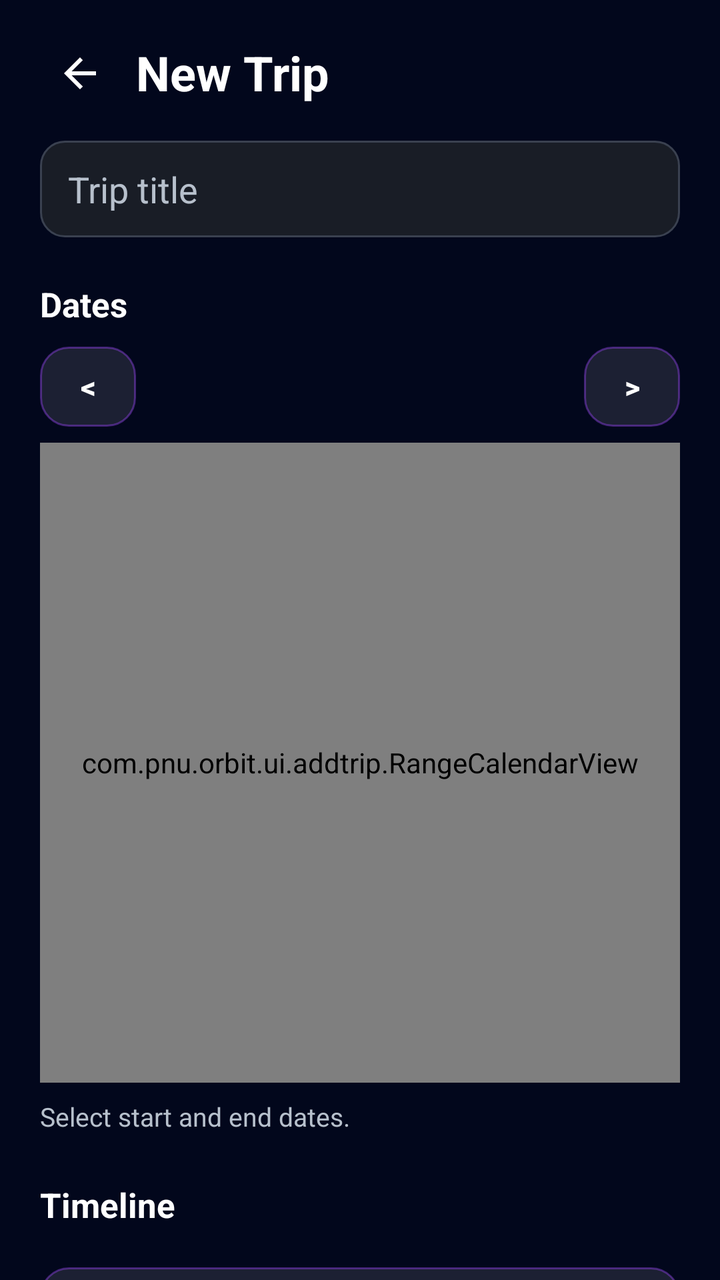
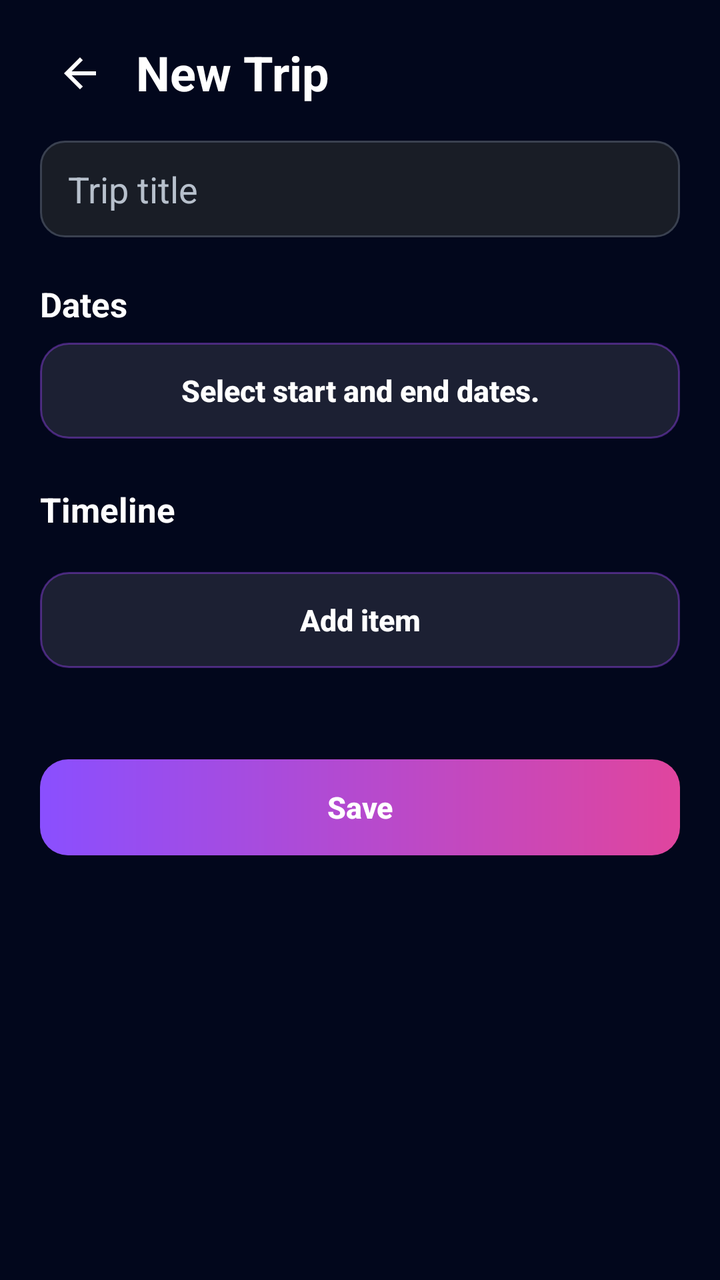

Before-and-after screenshots of an Android layout around one commit, followed by the original layout XML and the change that was made.
<!-- AndroidManifest.xml: application theme Theme.Orbit -->
<!-- res/layout/activity_add_trip.xml -->
<?xml version="1.0" encoding="utf-8"?>
<androidx.core.widget.NestedScrollView xmlns:android="http://schemas.android.com/apk/res/android"
    xmlns:app="http://schemas.android.com/apk/res-auto"
    android:id="@+id/addTripScrollView"
    android:layout_width="match_parent"
    android:layout_height="match_parent"
    android:background="@color/orbit_space"
    android:clipToPadding="false"
    android:fillViewport="true">

    <androidx.constraintlayout.widget.ConstraintLayout
        android:layout_width="match_parent"
        android:layout_height="wrap_content"
        android:paddingStart="20dp"
        android:paddingTop="20dp"
        android:paddingEnd="20dp"
        android:paddingBottom="40dp">

        <ImageButton
            android:id="@+id/buttonBack"
            android:layout_width="40dp"
            android:layout_height="40dp"
            android:background="?attr/selectableItemBackgroundBorderless"
            android:contentDescription="@string/button_cancel"
            android:scaleType="centerInside"
            android:src="@drawable/ic_arrow_back"
            app:layout_constraintBottom_toBottomOf="@id/addTripTitle"
            app:layout_constraintStart_toStartOf="parent"
            app:layout_constraintTop_toTopOf="@id/addTripTitle" />

        <TextView
            android:id="@+id/addTripTitle"
            android:layout_width="0dp"
            android:layout_height="wrap_content"
            android:layout_marginStart="8dp"
            android:text="@string/add_trip_title"
            android:textColor="@color/white"
            android:textSize="24sp"
            android:textStyle="bold"
            app:layout_constraintEnd_toEndOf="parent"
            app:layout_constraintStart_toEndOf="@id/buttonBack"
            app:layout_constraintTop_toTopOf="parent" />

        <EditText
            android:id="@+id/inputTripTitle"
            android:layout_width="0dp"
            android:layout_height="wrap_content"
            android:layout_marginTop="18dp"
            android:background="@drawable/bg_input"
            android:hint="@string/trip_title_hint"
            android:inputType="textCapWords"
            android:textColor="@color/white"
            android:textColorHint="@color/orbit_text_secondary"
            app:layout_constraintEnd_toEndOf="parent"
            app:layout_constraintStart_toStartOf="parent"
            app:layout_constraintTop_toBottomOf="@id/addTripTitle" />

        <TextView
            android:id="@+id/dateSectionTitle"
            android:layout_width="0dp"
            android:layout_height="wrap_content"
            android:layout_marginTop="22dp"
            android:text="@string/section_dates"
            android:textColor="@color/white"
            android:textSize="17sp"
            android:textStyle="bold"
            app:layout_constraintEnd_toEndOf="parent"
            app:layout_constraintStart_toStartOf="parent"
            app:layout_constraintTop_toBottomOf="@id/inputTripTitle" />

        <LinearLayout
            android:id="@+id/calendarHeader"
            android:layout_width="0dp"
            android:layout_height="44dp"
            android:layout_marginTop="8dp"
            android:gravity="center"
            android:orientation="horizontal"
            app:layout_constraintEnd_toEndOf="parent"
            app:layout_constraintStart_toStartOf="parent"
            app:layout_constraintTop_toBottomOf="@id/dateSectionTitle">

            <Button
                android:id="@+id/buttonPreviousMonth"
                style="@style/Widget.Orbit.Button.Secondary"
                android:layout_width="48dp"
                android:layout_height="40dp"
                android:minWidth="0dp"
                android:paddingStart="0dp"
                android:paddingEnd="0dp"
                android:contentDescription="@string/calendar_previous"
                android:text="@string/calendar_previous_symbol" />

            <TextView
                android:id="@+id/calendarMonthTitle"
                android:layout_width="0dp"
                android:layout_height="wrap_content"
                android:layout_weight="1"
                android:gravity="center"
                android:textColor="@color/white"
                android:textSize="16sp"
                android:textStyle="bold" />

            <Button
                android:id="@+id/buttonNextMonth"
                style="@style/Widget.Orbit.Button.Secondary"
                android:layout_width="48dp"
                android:layout_height="40dp"
                android:minWidth="0dp"
                android:paddingStart="0dp"
                android:paddingEnd="0dp"
                android:contentDescription="@string/calendar_next"
                android:text="@string/calendar_next_symbol" />
        </LinearLayout>

        <com.pnu.orbit.ui.addtrip.RangeCalendarView
            android:id="@+id/rangeCalendar"
            android:layout_width="0dp"
            android:layout_height="320dp"
            android:layout_marginTop="6dp"
            android:background="@color/orbit_surface"
            app:layout_constraintEnd_toEndOf="parent"
            app:layout_constraintStart_toStartOf="parent"
            app:layout_constraintTop_toBottomOf="@id/calendarHeader" />

        <TextView
            android:id="@+id/dateRangeText"
            android:layout_width="0dp"
            android:layout_height="wrap_content"
            android:layout_marginTop="8dp"
            android:text="@string/date_range_empty"
            android:textColor="@color/orbit_text_secondary"
            android:textSize="13sp"
            app:layout_constraintEnd_toEndOf="parent"
            app:layout_constraintStart_toStartOf="parent"
            app:layout_constraintTop_toBottomOf="@id/rangeCalendar" />

        <TextView
            android:id="@+id/transportSectionTitle"
            android:layout_width="0dp"
            android:layout_height="wrap_content"
            android:layout_marginTop="24dp"
            android:text="@string/section_timeline"
            android:textColor="@color/white"
            android:textSize="17sp"
            android:textStyle="bold"
            app:layout_constraintEnd_toEndOf="parent"
            app:layout_constraintStart_toStartOf="parent"
            app:layout_constraintTop_toBottomOf="@id/dateRangeText" />

        <androidx.recyclerview.widget.RecyclerView
            android:id="@+id/timelineList"
            android:layout_width="0dp"
            android:layout_height="wrap_content"
            android:layout_marginTop="10dp"
            android:nestedScrollingEnabled="false"
            app:layout_constraintEnd_toEndOf="parent"
            app:layout_constraintStart_toStartOf="parent"
            app:layout_constraintTop_toBottomOf="@id/transportSectionTitle" />

        <Button
            android:id="@+id/buttonAddTimelineItem"
            style="@style/Widget.Orbit.Button.Secondary"
            android:layout_width="0dp"
            android:layout_height="wrap_content"
            android:layout_marginTop="10dp"
            android:text="@string/button_add_item"
            app:layout_constraintEnd_toEndOf="parent"
            app:layout_constraintStart_toStartOf="parent"
            app:layout_constraintTop_toBottomOf="@id/timelineList" />

        <TextView
            android:id="@+id/addTripStatus"
            android:layout_width="0dp"
            android:layout_height="wrap_content"
            android:layout_marginTop="12dp"
            android:textColor="@color/orbit_text_secondary"
            android:textSize="13sp"
            app:layout_constraintEnd_toEndOf="parent"
            app:layout_constraintStart_toStartOf="parent"
            app:layout_constraintTop_toBottomOf="@id/buttonAddTimelineItem" />

        <Button
            android:id="@+id/buttonSaveTrip"
            style="@style/Widget.Orbit.Button"
            android:layout_width="0dp"
            android:layout_height="wrap_content"
            android:layout_marginTop="16dp"
            android:text="@string/button_save"
            app:layout_constraintEnd_toEndOf="parent"
            app:layout_constraintStart_toStartOf="parent"
            app:layout_constraintTop_toBottomOf="@id/addTripStatus" />
    </androidx.constraintlayout.widget.ConstraintLayout>
</androidx.core.widget.NestedScrollView>
<!-- resources referenced by this layout -->
<resources>
  <color name="orbit_space">#02071C</color>
  <color name="orbit_surface">#191D26</color>
  <color name="orbit_text_secondary">#B7C0CC</color>
  <color name="white">#FFFFFFFF</color>
  <!-- drawable ic_arrow_back (drawable) -->
  <?xml version="1.0" encoding="utf-8"?>
  <vector xmlns:android="http://schemas.android.com/apk/res/android"
      android:width="24dp"
      android:height="24dp"
      android:viewportWidth="24"
      android:viewportHeight="24">
      <path
          android:fillColor="#FFFFFFFF"
          android:pathData="M20,11L7.83,11L13.42,5.41L12,4L4,12L12,20L13.42,18.59L7.83,13L20,13Z" />
  </vector>
  <string name="add_trip_title">New Trip</string>
  <string name="button_add_item">Add item</string>
  <string name="button_cancel">Cancel</string>
  <string name="button_save">Save</string>
  <string name="calendar_next">Next month</string>
  <string name="calendar_next_symbol">&gt;</string>
  <string name="calendar_previous">Previous month</string>
  <string name="calendar_previous_symbol">&lt;</string>
  <string name="date_range_empty">Select start and end dates.</string>
  <string name="section_dates">Dates</string>
  <string name="section_timeline">Timeline</string>
  <string name="trip_title_hint">Trip title</string>
  <style name="Widget.Orbit.Button" parent="Widget.AppCompat.Button">
          <item name="android:background">@drawable/bg_btn_primary</item>
          <item name="android:textColor">@color/white</item>
          <item name="android:textAllCaps">false</item>
          <item name="android:textStyle">bold</item>
          <item name="android:textSize">15sp</item>
          <item name="android:minHeight">48dp</item>
          <item name="android:paddingStart">22dp</item>
          <item name="android:paddingEnd">22dp</item>
          <item name="android:stateListAnimator">@null</item>
          <item name="android:gravity">center</item>
      </style>
  <style name="Widget.Orbit.Button.Secondary" parent="Widget.AppCompat.Button">
          <item name="android:background">@drawable/bg_btn_secondary</item>
          <item name="android:textColor">@color/white</item>
          <item name="android:textAllCaps">false</item>
          <item name="android:textStyle">bold</item>
          <item name="android:textSize">15sp</item>
          <item name="android:minHeight">48dp</item>
          <item name="android:paddingStart">22dp</item>
          <item name="android:paddingEnd">22dp</item>
          <item name="android:stateListAnimator">@null</item>
          <item name="android:gravity">center</item>
      </style>
  <style name="Theme.Orbit" parent="Base.Theme.Orbit" />
  <color name="orbit_brand">#A24BFF</color>
  <color name="orbit_outline">#3A4150</color>
  <!-- drawable bg_btn_primary (drawable) -->
  <?xml version="1.0" encoding="utf-8"?>
  <ripple xmlns:android="http://schemas.android.com/apk/res/android"
      android:color="#33FFFFFF">
      <item>
          <shape android:shape="rectangle">
              <gradient
                  android:angle="0"
                  android:startColor="@color/orbit_brand_strong"
                  android:endColor="@color/orbit_brand_magenta" />
              <corners android:radius="14dp" />
          </shape>
      </item>
  </ripple>
  <!-- drawable bg_btn_secondary (drawable) -->
  <?xml version="1.0" encoding="utf-8"?>
  <ripple xmlns:android="http://schemas.android.com/apk/res/android"
      android:color="@color/orbit_brand_dim">
      <item>
          <shape android:shape="rectangle">
              <solid android:color="#1AFFFFFF" />
              <stroke
                  android:width="1dp"
                  android:color="#66A24BFF" />
              <corners android:radius="14dp" />
          </shape>
      </item>
  </ripple>
  <color name="orbit_brand_strong">#8A4FFF</color>
  <color name="orbit_brand_magenta">#E0459E</color>
  <color name="orbit_brand_dim">#33A24BFF</color>
  <color name="orbit_surface_light">#252B36</color>
  <color name="orbit_primary">#64D2FF</color>
  <color name="orbit_danger">#FF6B6B</color>
  <!-- unchanged entries left out for length: 2 -->
</resources>

<!-- the commit's change to res/layout/activity_add_trip.xml (unified diff, before → after) -->
@@ -68,71 +68,16 @@
             app:layout_constraintStart_toStartOf="parent"
             app:layout_constraintTop_toBottomOf="@id/inputTripTitle" />
 
-        <LinearLayout
-            android:id="@+id/calendarHeader"
-            android:layout_width="0dp"
-            android:layout_height="44dp"
-            android:layout_marginTop="8dp"
-            android:gravity="center"
-            android:orientation="horizontal"
-            app:layout_constraintEnd_toEndOf="parent"
-            app:layout_constraintStart_toStartOf="parent"
-            app:layout_constraintTop_toBottomOf="@id/dateSectionTitle">
-
-            <Button
-                android:id="@+id/buttonPreviousMonth"
-                style="@style/Widget.Orbit.Button.Secondary"
-                android:layout_width="48dp"
-                android:layout_height="40dp"
-                android:minWidth="0dp"
-                android:paddingStart="0dp"
-                android:paddingEnd="0dp"
-                android:contentDescription="@string/calendar_previous"
-                android:text="@string/calendar_previous_symbol" />
-
-            <TextView
-                android:id="@+id/calendarMonthTitle"
-                android:layout_width="0dp"
-                android:layout_height="wrap_content"
-                android:layout_weight="1"
-                android:gravity="center"
-                android:textColor="@color/white"
-                android:textSize="16sp"
-                android:textStyle="bold" />
-
-            <Button
-                android:id="@+id/buttonNextMonth"
-                style="@style/Widget.Orbit.Button.Secondary"
-                android:layout_width="48dp"
-                android:layout_height="40dp"
-                android:minWidth="0dp"
-                android:paddingStart="0dp"
-                android:paddingEnd="0dp"
-                android:contentDescription="@string/calendar_next"
-                android:text="@string/calendar_next_symbol" />
-        </LinearLayout>
-
-        <com.pnu.orbit.ui.addtrip.RangeCalendarView
-            android:id="@+id/rangeCalendar"
-            android:layout_width="0dp"
-            android:layout_height="320dp"
-            android:layout_marginTop="6dp"
-            android:background="@color/orbit_surface"
-            app:layout_constraintEnd_toEndOf="parent"
-            app:layout_constraintStart_toStartOf="parent"
-            app:layout_constraintTop_toBottomOf="@id/calendarHeader" />
-
-        <TextView
-            android:id="@+id/dateRangeText"
+        <Button
+            android:id="@+id/btnDateRange"
+            style="@style/Widget.Orbit.Button.Secondary"
             android:layout_width="0dp"
             android:layout_height="wrap_content"
             android:layout_marginTop="8dp"
             android:text="@string/date_range_empty"
-            android:textColor="@color/orbit_text_secondary"
-            android:textSize="13sp"
             app:layout_constraintEnd_toEndOf="parent"
             app:layout_constraintStart_toStartOf="parent"
-            app:layout_constraintTop_toBottomOf="@id/rangeCalendar" />
+            app:layout_constraintTop_toBottomOf="@id/dateSectionTitle" />
 
         <TextView
             android:id="@+id/transportSectionTitle"
@@ -145,7 +90,7 @@
             android:textStyle="bold"
             app:layout_constraintEnd_toEndOf="parent"
             app:layout_constraintStart_toStartOf="parent"
-            app:layout_constraintTop_toBottomOf="@id/dateRangeText" />
+            app:layout_constraintTop_toBottomOf="@id/btnDateRange" />
 
         <androidx.recyclerview.widget.RecyclerView
             android:id="@+id/timelineList"
<!-- resource entries referenced after the edit -->
@@ -19,10 +19,6 @@
   <string name="button_add_item">Add item</string>
   <string name="button_cancel">Cancel</string>
   <string name="button_save">Save</string>
-  <string name="calendar_next">Next month</string>
-  <string name="calendar_next_symbol">&gt;</string>
-  <string name="calendar_previous">Previous month</string>
-  <string name="calendar_previous_symbol">&lt;</string>
   <string name="date_range_empty">Select start and end dates.</string>
   <string name="section_dates">Dates</string>
   <string name="section_timeline">Timeline</string>
